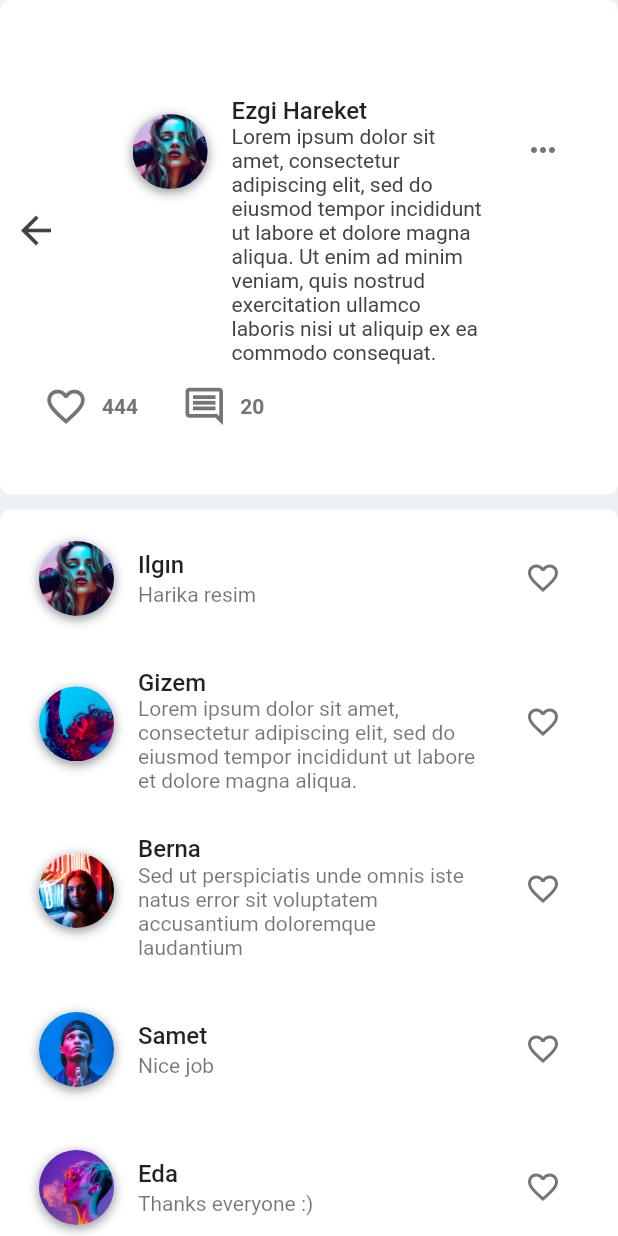
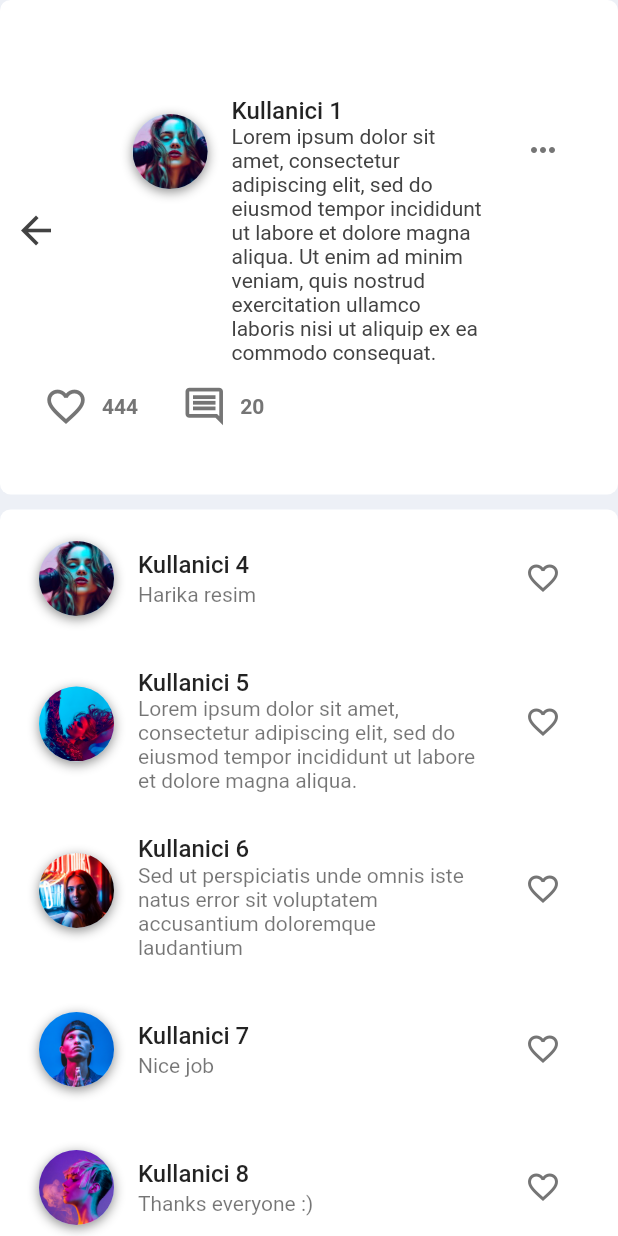
Before and after one commit to ezgihareket/Tasarim, a Flutter app: the ViewCommentScreen screen opened directly with sample values from the repository, on a phone screen of 412 x 824 dp. Run offline on Flutter 3.47's test engine with Material 2 defaults, Android fonts, the phone set to English and light mode, and no system bars; our stand-ins replace material_design_icons_flutter.

Commit message:
inonu sosyal

```diff
--- a/lib/chat_detail_page_appbar.dart
+++ b/lib/chat_detail_page_appbar.dart
@@ -38,7 +38,7 @@ class ChatDetailPageAppBar extends StatelessWidget
                     mainAxisAlignment: MainAxisAlignment.center,
                     children: <Widget>[
                       Text(
-                        "Samet Akbal",
+                        "Kullanici 1",
                         style: TextStyle(fontWeight: FontWeight.w600),
                       ),
                       SizedBox(height: 6),
--- a/lib/chat_screen.dart
+++ b/lib/chat_screen.dart
@@ -15,19 +15,19 @@ class ChatScreen extends StatefulWidget {
 class _ChatScreenState extends State<ChatScreen> {
   List<ChatUsersList> chats = [
     ChatUsersList(
-      text: 'Samet Akbal',
+      text: 'Kullanici 2',
       secondaryText: 'iyi bende',
       image: 'assets/images/user5.png',
       time: 'Şimdi',
     ),
     ChatUsersList(
-      text: 'Ezgi Hareket',
+      text: 'Kullanici 1',
       secondaryText: 'Günaydın',
       image: 'assets/images/user2.png',
       time: '5 dakika',
     ),
     ChatUsersList(
-      text: 'Efdal Akın Barsan',
+      text: 'Kullanici 5',
       secondaryText: 'Kolay gelsin',
       image: 'assets/images/user1.png',
       time: 'Dün',
--- a/lib/models/comment_model.dart
+++ b/lib/models/comment_model.dart
@@ -12,37 +12,37 @@ class Comment {
 
 final List<Comment> comments = [
   Comment(
-    name: 'Ilgın',
+    name: 'Kullanici 4',
     authorImageUrl: 'assets/images/user2.png',
     text: 'Harika resim',
   ),
   Comment(
-    name: 'Gizem',
+    name: 'Kullanici 5',
     authorImageUrl: 'assets/images/user3.png',
     text: 'Lorem ipsum dolor sit amet, consectetur adipiscing elit, sed do eiusmod tempor incididunt ut labore et dolore magna aliqua.',
   ),
   Comment(
-    name: 'Berna',
+    name: 'Kullanici 6',
     authorImageUrl: 'assets/images/user4.png',
     text: 'Sed ut perspiciatis unde omnis iste natus error sit voluptatem accusantium doloremque laudantium',
   ),
   Comment(
-    name: 'Samet',
+    name: 'Kullanici 7',
     authorImageUrl: 'assets/images/user1.png',
     text: 'Nice job',
   ),
   Comment(
-    name: 'Eda',
+    name: 'Kullanici 8',
     authorImageUrl: 'assets/images/user0.png',
     text: 'Thanks everyone :)',
   ),
   Comment(
-    name: 'Zuhal',
+    name: 'Kullanici 9',
     authorImageUrl: 'assets/images/user4.png',
     text: 'Thanks everyone :)',
   ),
   Comment(
-    name: 'Tamay',
+    name: 'Kullanici 10',
     authorImageUrl: 'assets/images/user2.png',
     text: 'Wonderfull',
   ),
--- a/lib/models/post_model.dart
+++ b/lib/models/post_model.dart
@@ -8,13 +8,13 @@ class Post {
 
 final List<Post> posts = [
   Post(
-    name: 'Ezgi Hareket',
+    name: 'Kullanici 1',
     imgUrl: 'assets/images/post4.jpg',
     authorImageUrl: 'assets/images/user2.png',
 
   ),
   Post(
-    name: 'Samet Akbal',
+    name: 'Kullanici 2',
     imgUrl: 'assets/images/user5.png',
     authorImageUrl: 'assets/images/user5.png',
   ),
--- a/lib/models/text_post_model.dart
+++ b/lib/models/text_post_model.dart
@@ -12,12 +12,12 @@ class TextPost {
 
 final List<TextPost> textposts = [
   TextPost(
-    name: 'Ezgi Harekett',
+    name: 'Kullanici 1',
     authorImageUrl: 'assets/images/user2.png',
     text: 'Lorem ipsum dolor sit amet, consectetur adipiscing elit, sed do eiusmod tempor incididunt ut labore et dolore magna aliqua. Ut enim ad minim veniam, quis nostrud exercitation ullamco laboris nisi ut aliquip ex ea commodo consequat.',
   ),
   TextPost(
-    name: 'Samet Akbal',
+    name: 'Kullanici 3',
     authorImageUrl: 'assets/images/user5.png',
     text: 'consectetur adipiscing elit, sed do eiusmod tempor incididunt ut labore et dolore magna aliqua. Ut enim ad minim veniam',
   ),
--- a/lib/profil_page.dart
+++ b/lib/profil_page.dart
@@ -134,7 +134,7 @@ class _ProfilPageState extends State<ProfilPage> {
           ),
           SizedBox(height: 10),
           Text(
-            "Ezgi Hareket",
+            "Kullanici",
             style: TextStyle(
               fontSize: 18,
               fontWeight: FontWeight.bold,
```
